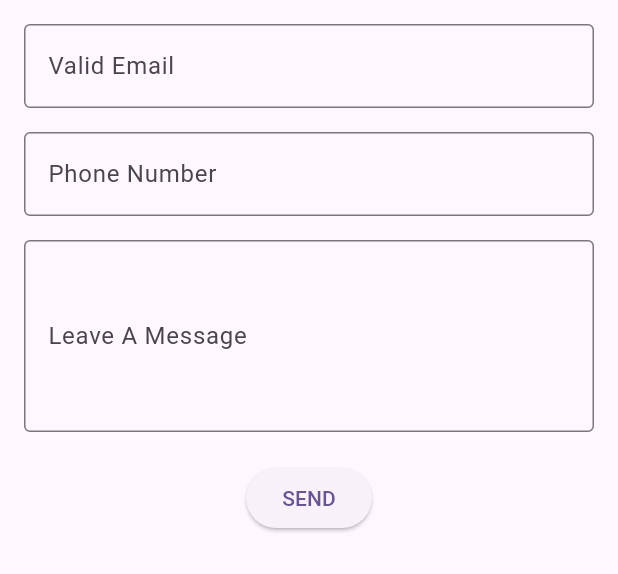
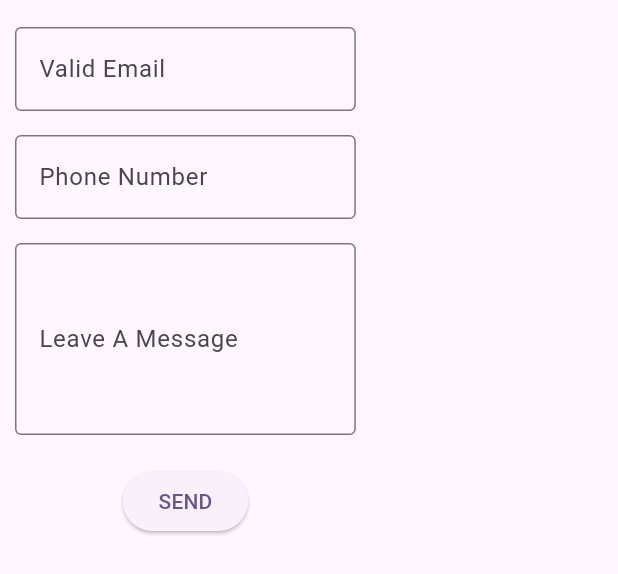
Before and after one commit to realkevo/toptech, a Flutter app: the MailUploadPage widget shown alone on an empty page, opened directly, on a phone screen of 412 x 824 dp. Shown: the top 574 px of the screen. Run offline on Flutter 3.47's test engine with Material 3 defaults, Android fonts, the phone set to English and light mode, and no system bars; our stand-ins replace cloud_firestore, file_picker, firebase_core, image_picker; missing offline and left inert: dart:html; accounts and stored records are empty.

```diff
--- a/lib/widgets/email_upload_widget.dart
+++ b/lib/widgets/email_upload_widget.dart
@@ -112,11 +112,12 @@ class _MailUploadPageState extends State<MailUploadPage> {
 
   @override
   Widget build(BuildContext context) {
-    return Container(
-      height: 800,
-      width: 500,
+    return Padding(
+      padding: const EdgeInsets.only(top: 8.0, bottom: 8.0),
+      child: Container(
+        width: MediaQuery.sizeOf(context).width * 0.6,
         child: Padding(
-        padding: EdgeInsets.all(16.0),
+          padding: EdgeInsets.all(10.0),
           child: Column(
             children: [
               TextField(
@@ -159,6 +160,7 @@ class _MailUploadPageState extends State<MailUploadPage> {
             ],
           ),
         ),
+      ),
     );
   }
 }
```
Lines whose indentation alone changed are shown as unchanged.
